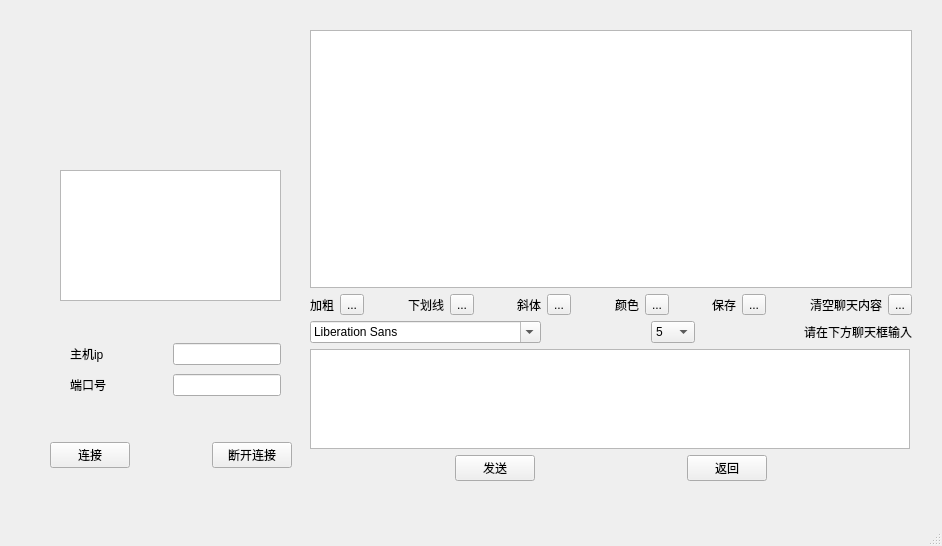
Above: network_tcpclient_1/mainwindow.ui from wohaokaixin/group_chat_like_qq before the change. Below: the same form after it.
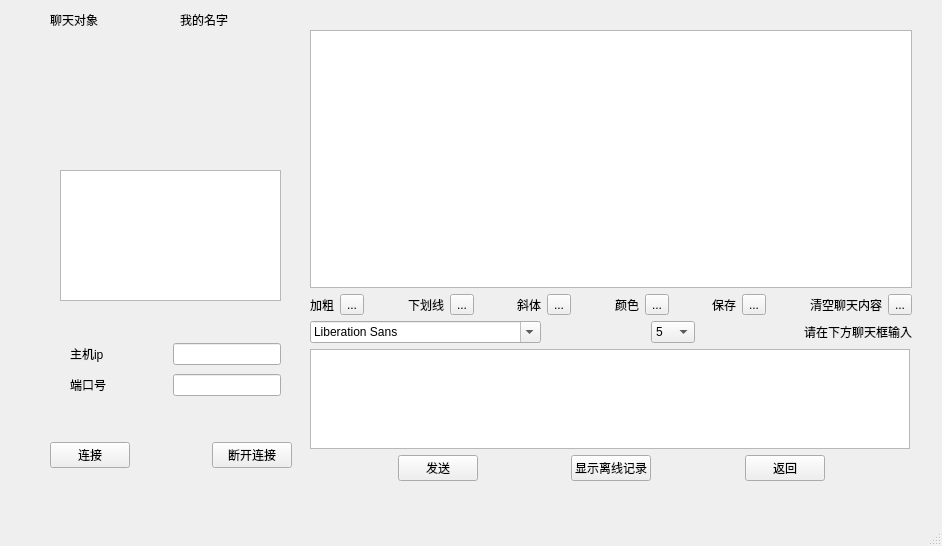
That is the form after the change. Icons and pictures are not drawn.

```diff
--- a/network_tcpclient_1/mainwindow.ui
+++ b/network_tcpclient_1/mainwindow.ui
@@ -27,7 +27,7 @@
    <widget class="QStackedWidget" name="stackedWidget">
     <property name="geometry">
      <rect>
-      <x>120</x>
+      <x>30</x>
       <y>40</y>
       <width>101</width>
       <height>101</height>
@@ -76,7 +76,7 @@
    <widget class="QStackedWidget" name="stackedWidget_2">
     <property name="geometry">
      <rect>
-      <x>120</x>
+      <x>30</x>
       <y>40</y>
       <width>101</width>
       <height>101</height>
@@ -198,7 +198,7 @@
      </layout>
     </widget>
    </widget>
-   <widget class="QWidget" name="">
+   <widget class="QWidget" name="layoutWidget">
     <property name="geometry">
      <rect>
       <x>310</x>
@@ -580,6 +580,26 @@
            </property>
           </widget>
          </item>
+         <item>
+          <spacer name="horizontalSpacer_14">
+           <property name="orientation">
+            <enum>Qt::Horizontal</enum>
+           </property>
+           <property name="sizeHint" stdset="0">
+            <size>
+             <width>40</width>
+             <height>20</height>
+            </size>
+           </property>
+          </spacer>
+         </item>
+         <item>
+          <widget class="QPushButton" name="display_history_jilu">
+           <property name="text">
+            <string>显示离线记录</string>
+           </property>
+          </widget>
+         </item>
          <item>
           <spacer name="horizontalSpacer_8">
            <property name="orientation">
@@ -619,7 +639,7 @@
      </item>
     </layout>
    </widget>
-   <widget class="QWidget" name="">
+   <widget class="QWidget" name="layoutWidget">
     <property name="geometry">
      <rect>
       <x>70</x>
@@ -699,7 +719,7 @@
      </item>
     </layout>
    </widget>
-   <widget class="QWidget" name="">
+   <widget class="QWidget" name="layoutWidget">
     <property name="geometry">
      <rect>
       <x>50</x>
@@ -738,6 +758,45 @@
      </item>
     </layout>
    </widget>
+   <widget class="QLabel" name="my_name">
+    <property name="geometry">
+     <rect>
+      <x>180</x>
+      <y>50</y>
+      <width>69</width>
+      <height>20</height>
+     </rect>
+    </property>
+    <property name="text">
+     <string/>
+    </property>
+   </widget>
+   <widget class="QLabel" name="label_17">
+    <property name="geometry">
+     <rect>
+      <x>50</x>
+      <y>10</y>
+      <width>69</width>
+      <height>20</height>
+     </rect>
+    </property>
+    <property name="text">
+     <string>聊天对象</string>
+    </property>
+   </widget>
+   <widget class="QLabel" name="label_18">
+    <property name="geometry">
+     <rect>
+      <x>180</x>
+      <y>10</y>
+      <width>69</width>
+      <height>20</height>
+     </rect>
+    </property>
+    <property name="text">
+     <string>我的名字</string>
+    </property>
+   </widget>
   </widget>
   <widget class="QMenuBar" name="menubar">
    <property name="geometry">
```
